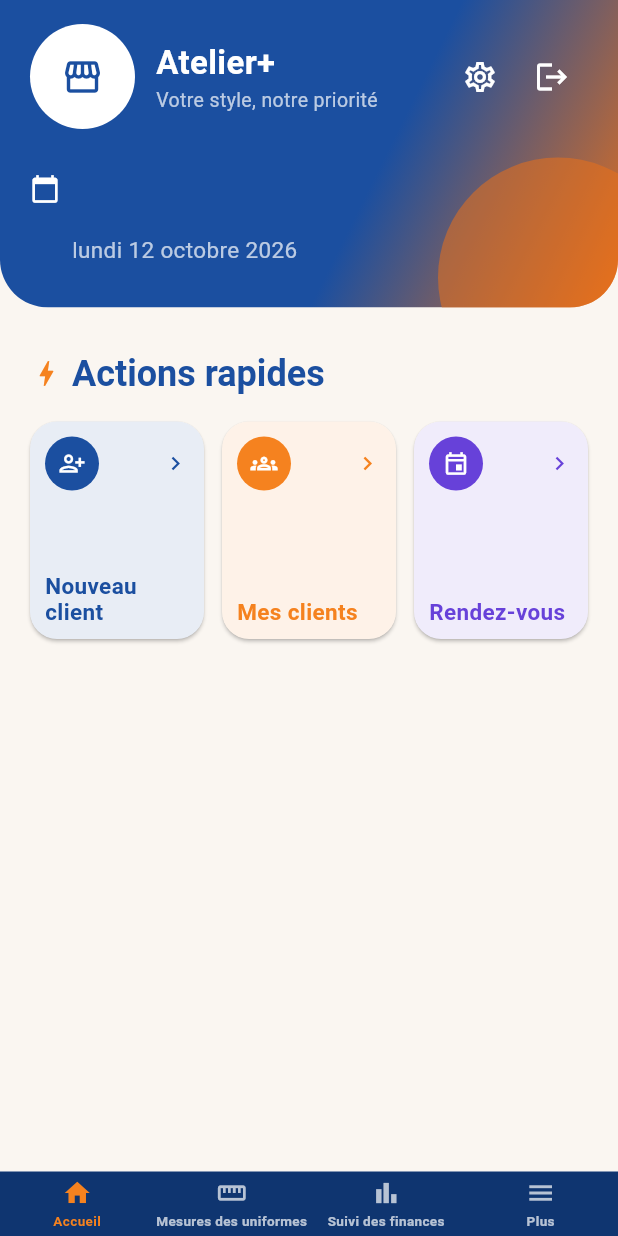
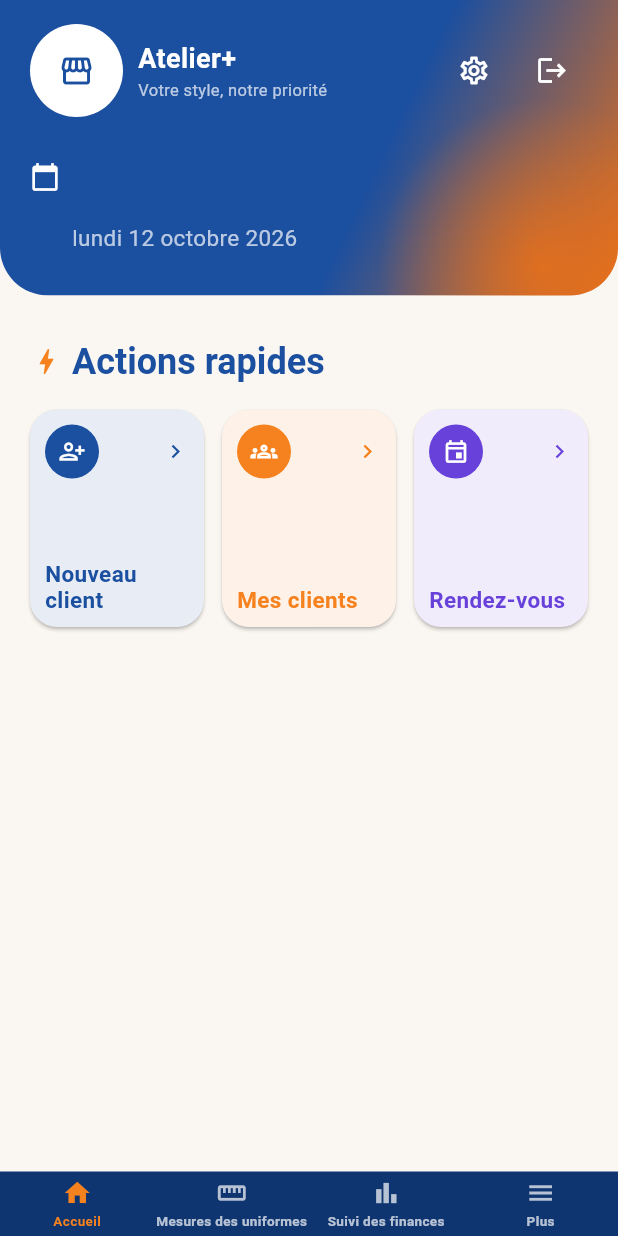
Before and after one commit to ouattaradanou-debug/forevercare-ai, a Flutter app: the screen it shows once a user with an empty profile is signed in, on a phone screen of 412 x 824 dp. Run offline on Flutter 3.47's test engine with Material 3 defaults, Android fonts, the phone set to English and light mode, and no system bars; our stand-ins replace audioplayers, cached_network_image, connectivity_plus, drift, flutter_contacts, flutter_image_compress and 16 more; missing offline and left inert: record; accounts and stored records are empty; generated files the repository leaves out were written again.

Commit message:
Corrige le texte tronqué de l'en-tête et adoucit la touche orange décorative
Le nom de l'atelier et le slogan étaient tronqués ("Ben Cou...",
"Votre style, not...") faute de place : les boutons Paramètres/
Déconnexion prenaient beaucoup plus d'espace que nécessaire (zone de
toucher par défaut). Réduit leur zone de toucher, légèrement réduit
le logo et les tailles de police pour que tout tienne sur une ligne.
Remplace aussi le cercle orange à bord net (disgracieux) par un
dégradé radial qui se fond doucement dans le bleu.

Co-Authored-By: Claude Sonnet 5 <noreply@anthropic.com>
Claude-Session: https://claude.ai/code/session_01HPRTXPCgGzxUX9YW2QHUsa

```diff
--- a/atelier_plus/lib/features/auth/presentation/ecran_accueil_provisoire.dart
+++ b/atelier_plus/lib/features/auth/presentation/ecran_accueil_provisoire.dart
@@ -268,15 +268,22 @@ class _EnTete extends StatelessWidget {
               ),
             ),
           ),
+          // Dégradé radial (plutôt qu'un cercle à bord net) pour un
+          // fondu doux vers l'orange, sans bord visible disgracieux.
           Positioned(
-            right: -40,
-            bottom: -60,
+            right: -60,
+            bottom: -90,
             child: Container(
-              width: 160,
-              height: 160,
+              width: 220,
+              height: 220,
               decoration: BoxDecoration(
                 shape: BoxShape.circle,
-                color: _CouleursAccueil.enteteBas.withOpacity(0.55),
+                gradient: RadialGradient(
+                  colors: [
+                    _CouleursAccueil.enteteBas.withOpacity(0.85),
+                    _CouleursAccueil.enteteBas.withOpacity(0),
+                  ],
+                ),
               ),
             ),
           ),
@@ -299,18 +306,18 @@ class _EnTete extends StatelessWidget {
                   decoration: const BoxDecoration(shape: BoxShape.circle, color: Colors.white),
                   child: atelier.when(
                     data: (a) => CircleAvatar(
-                      radius: 32,
+                      radius: 28,
                       backgroundColor: Colors.white24,
                       backgroundImage: a?.logoUrl == null ? null : NetworkImage(a!.logoUrl!),
                       child: a?.logoUrl == null
-                          ? const Icon(Icons.storefront, color: _CouleursAccueil.enteteHaut, size: 28)
+                          ? const Icon(Icons.storefront, color: _CouleursAccueil.enteteHaut, size: 24)
                           : null,
                     ),
-                    loading: () => const CircleAvatar(radius: 32, backgroundColor: Colors.white24),
-                    error: (_, __) => const CircleAvatar(radius: 32, backgroundColor: Colors.white24),
+                    loading: () => const CircleAvatar(radius: 28, backgroundColor: Colors.white24),
+                    error: (_, __) => const CircleAvatar(radius: 28, backgroundColor: Colors.white24),
                   ),
                 ),
-                const SizedBox(width: 14),
+                const SizedBox(width: 10),
                 Expanded(
                   child: Column(
                     crossAxisAlignment: CrossAxisAlignment.start,
@@ -320,9 +327,10 @@ class _EnTete extends StatelessWidget {
                           a?.nom ?? 'Atelier+',
                           style: const TextStyle(
                             color: Colors.white,
-                            fontSize: 22,
+                            fontSize: 18,
                             fontWeight: FontWeight.bold,
                           ),
+                          maxLines: 1,
                           overflow: TextOverflow.ellipsis,
                         ),
                         loading: () => const SizedBox.shrink(),
@@ -330,7 +338,8 @@ class _EnTete extends StatelessWidget {
                       ),
                       const Text(
                         'Votre style, notre priorité',
-                        style: TextStyle(color: Colors.white70, fontSize: 13),
+                        style: TextStyle(color: Colors.white70, fontSize: 11),
+                        maxLines: 1,
                         overflow: TextOverflow.ellipsis,
                       ),
                     ],
@@ -338,20 +347,25 @@ class _EnTete extends StatelessWidget {
                 ),
                 if (tachesEnAttente > 0)
                   Padding(
-                    padding: const EdgeInsets.only(right: 4),
+                    padding: const EdgeInsets.only(right: 2),
                     child: Tooltip(
                       message: '$tachesEnAttente modification(s) en attente de connexion',
-                      child: const Icon(Icons.cloud_off, color: Colors.white70, size: 20),
+                      child: const Icon(Icons.cloud_off, color: Colors.white70, size: 18),
                     ),
                   ),
                 IconButton(
+                  padding: EdgeInsets.zero,
+                  constraints: const BoxConstraints(minWidth: 34, minHeight: 34),
                   tooltip: 'Paramètres',
-                  icon: const Icon(Icons.settings_outlined, color: Colors.white),
+                  icon: const Icon(Icons.settings_outlined, color: Colors.white, size: 22),
                   onPressed: () => context.push(AppRoutes.parametres),
                 ),
+                const SizedBox(width: 4),
                 IconButton(
+                  padding: EdgeInsets.zero,
+                  constraints: const BoxConstraints(minWidth: 34, minHeight: 34),
                   tooltip: 'Se déconnecter',
-                  icon: const Icon(Icons.logout, color: Colors.white),
+                  icon: const Icon(Icons.logout, color: Colors.white, size: 22),
                   onPressed: () async {
                     final conteneur = ProviderScope.containerOf(context, listen: false);
                     await conteneur.read(authRepositoryProvider).deconnecter();
```
